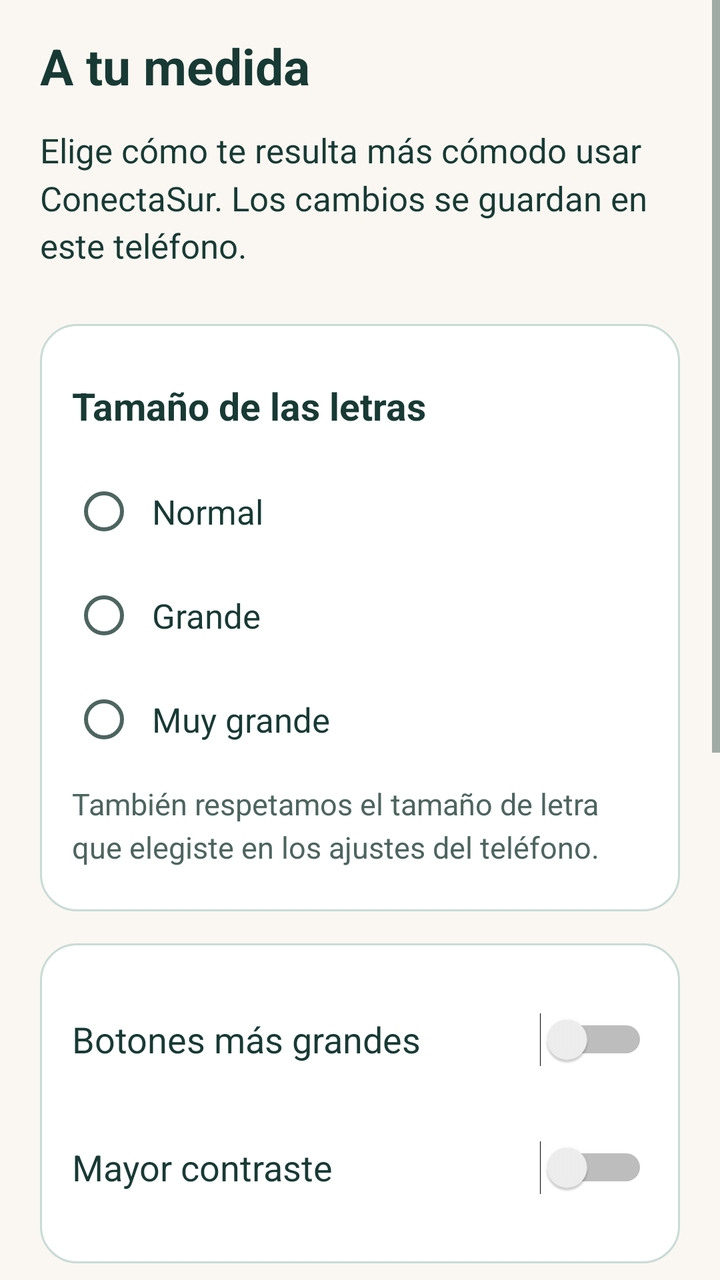
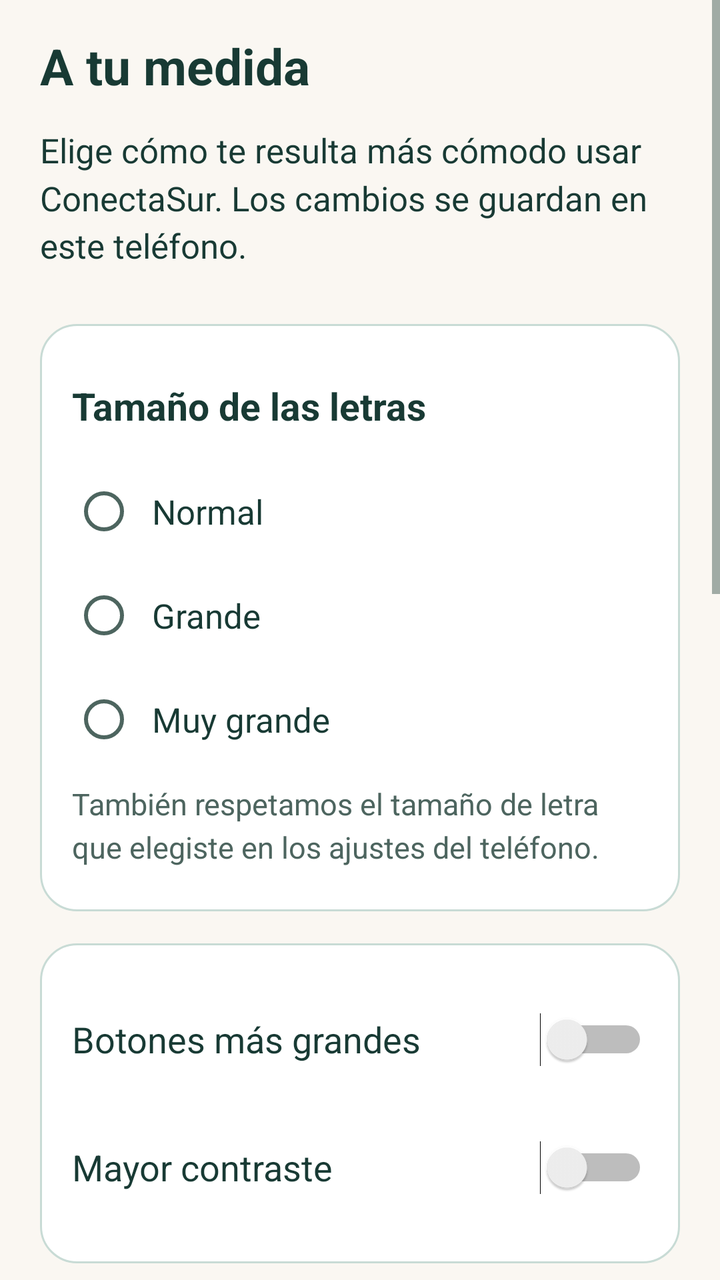

Two renders of the same Android screen: before a commit and after it. Below are the layout's source before the change and the commit's diff.
<!-- AndroidManifest.xml: application theme Theme.ConectaSur -->
<!-- res/layout/screen_settings.xml -->
<?xml version="1.0" encoding="utf-8"?>
<ScrollView xmlns:android="http://schemas.android.com/apk/res/android"
    xmlns:tools="http://schemas.android.com/tools"
    android:id="@+id/page_scroll"
    android:layout_width="match_parent"
    android:layout_height="match_parent"
    android:background="?attr/appBackground"
    android:fillViewport="true"
    tools:theme="@style/Theme.ConectaSur">

    <LinearLayout
        android:layout_width="match_parent"
        android:layout_height="wrap_content"
        android:orientation="vertical"
        android:paddingHorizontal="@dimen/space_lg"
        android:paddingTop="@dimen/space_md"
        android:paddingBottom="@dimen/space_xl">

        <TextView
            android:id="@+id/page_title"
            style="@style/ConectaSur.Title"
            android:layout_width="match_parent"
            android:layout_height="wrap_content"
            android:text="@string/settings_title" />

        <TextView
            android:id="@+id/settings_intro"
            style="@style/ConectaSur.Body"
            android:layout_width="match_parent"
            android:layout_height="wrap_content"
            android:layout_marginTop="@dimen/space_xs"
            android:text="@string/settings_intro" />

        
        <LinearLayout
            android:layout_width="match_parent"
            android:layout_height="wrap_content"
            android:layout_marginTop="@dimen/space_md"
            android:background="@drawable/card_surface"
            android:orientation="vertical"
            android:padding="@dimen/space_md">

            <TextView
                android:id="@+id/text_size"
                style="@style/ConectaSur.Section"
                android:layout_width="match_parent"
                android:layout_height="wrap_content"
                android:text="@string/text_size" />

            <RadioGroup
                android:id="@+id/text_size_group"
                android:layout_width="match_parent"
                android:layout_height="wrap_content"
                android:layout_marginTop="@dimen/space_xs"
                android:orientation="vertical">

                <RadioButton
                    android:id="@+id/text_normal"
                    style="@style/ConectaSur.Option"
                    android:layout_width="match_parent"
                    android:layout_height="wrap_content"
                    android:text="@string/normal" />

                <RadioButton
                    android:id="@+id/text_large"
                    style="@style/ConectaSur.Option"
                    android:layout_width="match_parent"
                    android:layout_height="wrap_content"
                    android:text="@string/large" />

                <RadioButton
                    android:id="@+id/text_very_large"
                    style="@style/ConectaSur.Option"
                    android:layout_width="match_parent"
                    android:layout_height="wrap_content"
                    android:text="@string/very_large" />
            </RadioGroup>

            <TextView
                android:id="@+id/system_text"
                style="@style/ConectaSur.Label"
                android:layout_width="match_parent"
                android:layout_height="wrap_content"
                android:layout_marginTop="@dimen/space_xs"
                android:text="@string/system_text" />
        </LinearLayout>

        
        <LinearLayout
            android:layout_width="match_parent"
            android:layout_height="wrap_content"
            android:layout_marginTop="@dimen/space_md"
            android:background="@drawable/card_surface"
            android:orientation="vertical"
            android:padding="@dimen/space_md">

            <Switch
                android:id="@+id/big_buttons"
                android:layout_width="match_parent"
                android:layout_height="wrap_content"
                android:minHeight="64dp"
                android:paddingVertical="12dp"
                android:text="@string/big_buttons"
                android:textColor="?attr/appInk"
                android:textSize="18sp" />

            <Switch
                android:id="@+id/high_contrast"
                android:layout_width="match_parent"
                android:layout_height="wrap_content"
                android:minHeight="64dp"
                android:paddingVertical="12dp"
                android:text="@string/high_contrast"
                android:textColor="?attr/appInk"
                android:textSize="18sp" />
        </LinearLayout>

        
        <LinearLayout
            android:layout_width="match_parent"
            android:layout_height="wrap_content"
            android:layout_marginTop="@dimen/space_md"
            android:background="@drawable/card_surface"
            android:orientation="vertical"
            android:padding="@dimen/space_md">

            <TextView
                android:id="@+id/reading_speed"
                style="@style/ConectaSur.Section"
                android:layout_width="match_parent"
                android:layout_height="wrap_content"
                android:text="@string/reading_speed" />

            <RadioGroup
                android:id="@+id/speed_group"
                android:layout_width="match_parent"
                android:layout_height="wrap_content"
                android:layout_marginTop="@dimen/space_xs"
                android:orientation="vertical">

                <RadioButton
                    android:id="@+id/speed_normal"
                    style="@style/ConectaSur.Option"
                    android:layout_width="match_parent"
                    android:layout_height="wrap_content"
                    android:text="@string/normal_speed" />

                <RadioButton
                    android:id="@+id/speed_slow"
                    style="@style/ConectaSur.Option"
                    android:layout_width="match_parent"
                    android:layout_height="wrap_content"
                    android:text="@string/slow_speed" />
            </RadioGroup>

            <TextView
                android:id="@+id/voice_note"
                style="@style/ConectaSur.Label"
                android:layout_width="match_parent"
                android:layout_height="wrap_content"
                android:layout_marginTop="@dimen/space_xs"
                android:text="@string/voice_note" />

            <Button
                android:id="@+id/try_voice"
                style="@style/ConectaSur.Button.Tonal"
                android:layout_width="match_parent"
                android:layout_height="wrap_content"
                android:layout_marginTop="@dimen/space_sm"
                android:text="@string/try_voice" />
        </LinearLayout>

        <Button
            android:id="@+id/reset_settings"
            style="@style/ConectaSur.Button.Danger"
            android:layout_width="match_parent"
            android:layout_height="wrap_content"
            android:layout_marginTop="@dimen/space_md"
            android:text="@string/reset_settings" />
    </LinearLayout>
</ScrollView>
<!-- resources referenced by this layout -->
<resources>
  <dimen name="space_lg">20dp</dimen>
  <dimen name="space_md">16dp</dimen>
  <dimen name="space_sm">10dp</dimen>
  <dimen name="space_xl">28dp</dimen>
  <dimen name="space_xs">6dp</dimen>
  <string name="big_buttons">Botones más grandes</string>
  <string name="high_contrast">Mayor contraste</string>
  <string name="large">Grande</string>
  <string name="normal">Normal</string>
  <string name="normal_speed">Normal</string>
  <string name="reading_speed">Velocidad de lectura</string>
  <string name="reset_settings">Restablecer letras y botones</string>
  <string name="settings_intro">Elige cómo te resulta más cómodo usar ConectaSur. Los cambios se guardan en este teléfono.</string>
  <string name="settings_title">A tu medida</string>
  <string name="slow_speed">Más lenta</string>
  <string name="system_text">También respetamos el tamaño de letra que elegiste en los ajustes del teléfono.</string>
  <string name="text_size">Tamaño de las letras</string>
  <string name="try_voice">Escuchar un ejemplo</string>
  <string name="very_large">Muy grande</string>
  <string name="voice_note">La lectura comienza solo cuando pulsas Escuchar. Necesita una voz en español instalada en el teléfono.</string>
  <style name="ConectaSur.Button.Danger" parent="ConectaSur.Button">
          <item name="android:background">@drawable/button_danger_tonal</item>
          <item name="android:textColor">@color/conectasur_danger</item>
      </style>
  <style name="ConectaSur.Button.Tonal" parent="ConectaSur.Button">
          <item name="android:background">@drawable/button_tonal</item>
          <item name="android:textColor">?attr/appInk</item>
      </style>
  <style name="ConectaSur.Label" parent="ConectaSur.Body">
          <item name="android:textSize">15sp</item>
          <item name="android:textColor">?attr/appMuted</item>
          <item name="android:layout_marginBottom">6dp</item>
      </style>
  <style name="ConectaSur.Section" parent="ConectaSur.Body">
          <item name="android:textSize">19sp</item>
          <item name="android:textStyle">bold</item>
          <item name="android:layout_marginTop">12dp</item>
          <item name="android:layout_marginBottom">8dp</item>
      </style>
  <color name="conectasur_danger">#B3261E</color>
  <color name="conectasur_cream">#FAF7F2</color>
  <color name="conectasur_forest">#1A7B6E</color>
  <color name="conectasur_ink">#183A34</color>
  <color name="conectasur_muted">#4D655F</color>
  <color name="conectasur_surface">#FFFFFF</color>
  <color name="conectasur_forest_border">#C8DBD5</color>
  <color name="conectasur_danger_soft">#FCEEEE</color>
  <color name="conectasur_danger_border">#EBC4C2</color>
  <color name="conectasur_forest_soft">#E6F1EE</color>
  <!-- unchanged entries left out for length: 9 -->
</resources>

<!-- the commit's change to res/layout/screen_settings.xml (unified diff, before → after) -->
@@ -170,6 +170,49 @@
                 android:text="@string/try_voice" />
         </LinearLayout>
 
+        
+        <LinearLayout
+            android:layout_width="match_parent"
+            android:layout_height="wrap_content"
+            android:layout_marginTop="@dimen/space_md"
+            android:background="@drawable/card_surface"
+            android:orientation="vertical"
+            android:padding="@dimen/space_md">
+
+            <TextView
+                android:id="@+id/notifications_heading"
+                style="@style/ConectaSur.Section"
+                android:layout_width="match_parent"
+                android:layout_height="wrap_content"
+                android:text="Notificaciones y avisos" />
+
+            <TextView
+                android:id="@+id/notifications_status"
+                style="@style/ConectaSur.Body"
+                android:layout_width="match_parent"
+                android:layout_height="wrap_content"
+                android:layout_marginTop="@dimen/space_xs"
+                android:text="Avisos desactivados. Puedes activarlos dando tu consentimiento." />
+
+            <Button
+                android:id="@+id/notifications_enable"
+                style="@style/ConectaSur.Button.Primary"
+                android:layout_width="match_parent"
+                android:layout_height="wrap_content"
+                android:layout_marginTop="@dimen/space_sm"
+                android:minHeight="48dp"
+                android:text="Activar avisos con mi permiso" />
+
+            <Button
+                android:id="@+id/notifications_opt_out"
+                style="@style/ConectaSur.Button.Tonal"
+                android:layout_width="match_parent"
+                android:layout_height="wrap_content"
+                android:layout_marginTop="@dimen/space_xs"
+                android:minHeight="48dp"
+                android:text="Darme de baja de los avisos" />
+        </LinearLayout>
+
         <Button
             android:id="@+id/reset_settings"
             style="@style/ConectaSur.Button.Danger"
<!-- resource entries referenced after the edit -->
@@ -24,6 +24,10 @@
           <item name="android:background">@drawable/button_danger_tonal</item>
           <item name="android:textColor">@color/conectasur_danger</item>
       </style>
+  <style name="ConectaSur.Button.Primary" parent="ConectaSur.Button">
+          <item name="android:background">@drawable/button_primary</item>
+          <item name="android:textColor">#FFFFFF</item>
+      </style>
   <style name="ConectaSur.Button.Tonal" parent="ConectaSur.Button">
           <item name="android:background">@drawable/button_tonal</item>
           <item name="android:textColor">?attr/appInk</item>
@@ -40,6 +44,30 @@
           <item name="android:layout_marginBottom">8dp</item>
       </style>
   <color name="conectasur_danger">#B3261E</color>
+  <!-- drawable button_primary (drawable) -->
+  <?xml version="1.0" encoding="utf-8"?>
+  <selector xmlns:android="http://schemas.android.com/apk/res/android">
+      <item android:state_pressed="true">
+          <shape>
+              <solid android:color="@color/conectasur_forest_dark" />
+              <corners android:radius="14dp" />
+              <stroke android:width="2dp" android:color="?attr/appInk" />
+          </shape>
+      </item>
+      <item android:state_focused="true">
+          <shape>
+              <solid android:color="?attr/appPrimary" />
+              <corners android:radius="14dp" />
+              <stroke android:width="2dp" android:color="#FFFFFF" />
+          </shape>
+      </item>
+      <item>
+          <shape>
+              <solid android:color="?attr/appPrimary" />
+              <corners android:radius="14dp" />
+          </shape>
+      </item>
+  </selector>
   <color name="conectasur_cream">#FAF7F2</color>
   <color name="conectasur_forest">#1A7B6E</color>
   <color name="conectasur_ink">#183A34</color>
@@ -48,6 +76,7 @@
   <color name="conectasur_forest_border">#C8DBD5</color>
   <color name="conectasur_danger_soft">#FCEEEE</color>
   <color name="conectasur_danger_border">#EBC4C2</color>
+  <color name="conectasur_forest_dark">#125950</color>
   <color name="conectasur_forest_soft">#E6F1EE</color>
   <!-- unchanged entries left out for length: 9 -->
 </resources>
